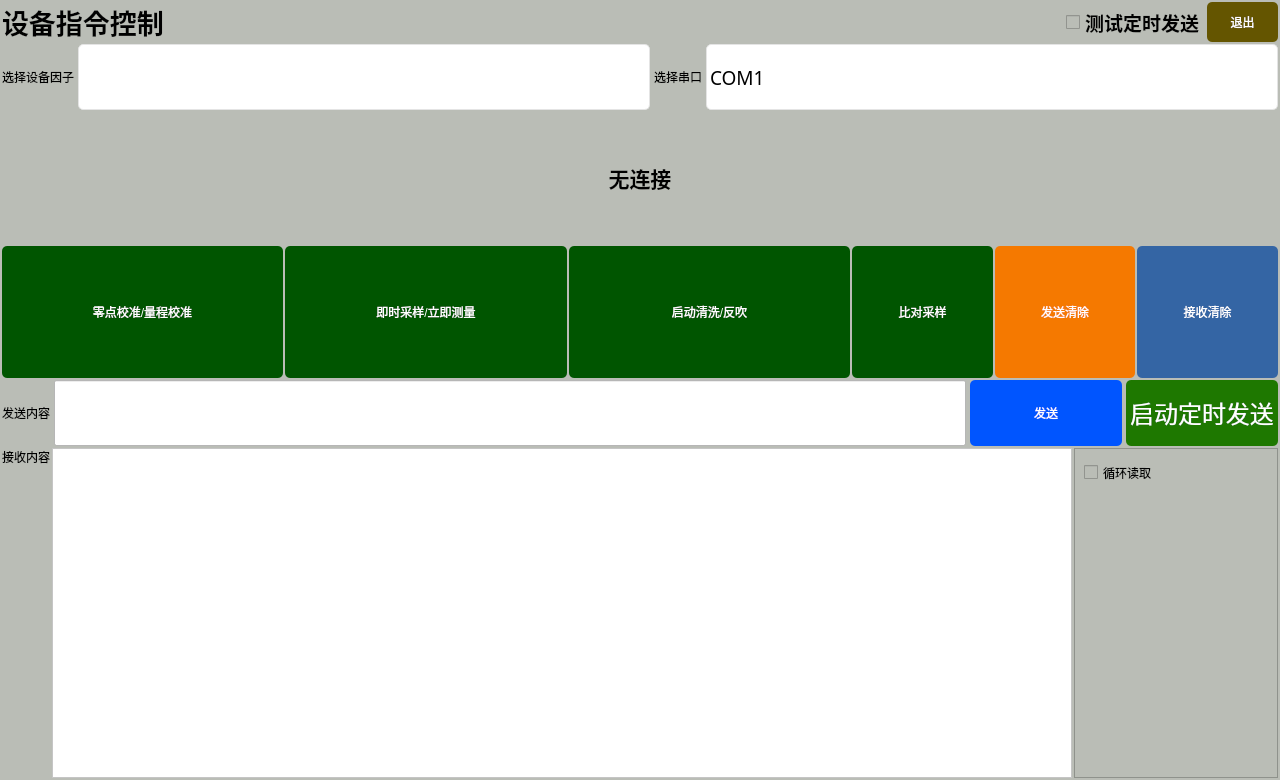
The window that qt-app-master/devicecmdctrldlg.ui (aa123Eason/workcode) describes before a commit, drawn with Qt 5.
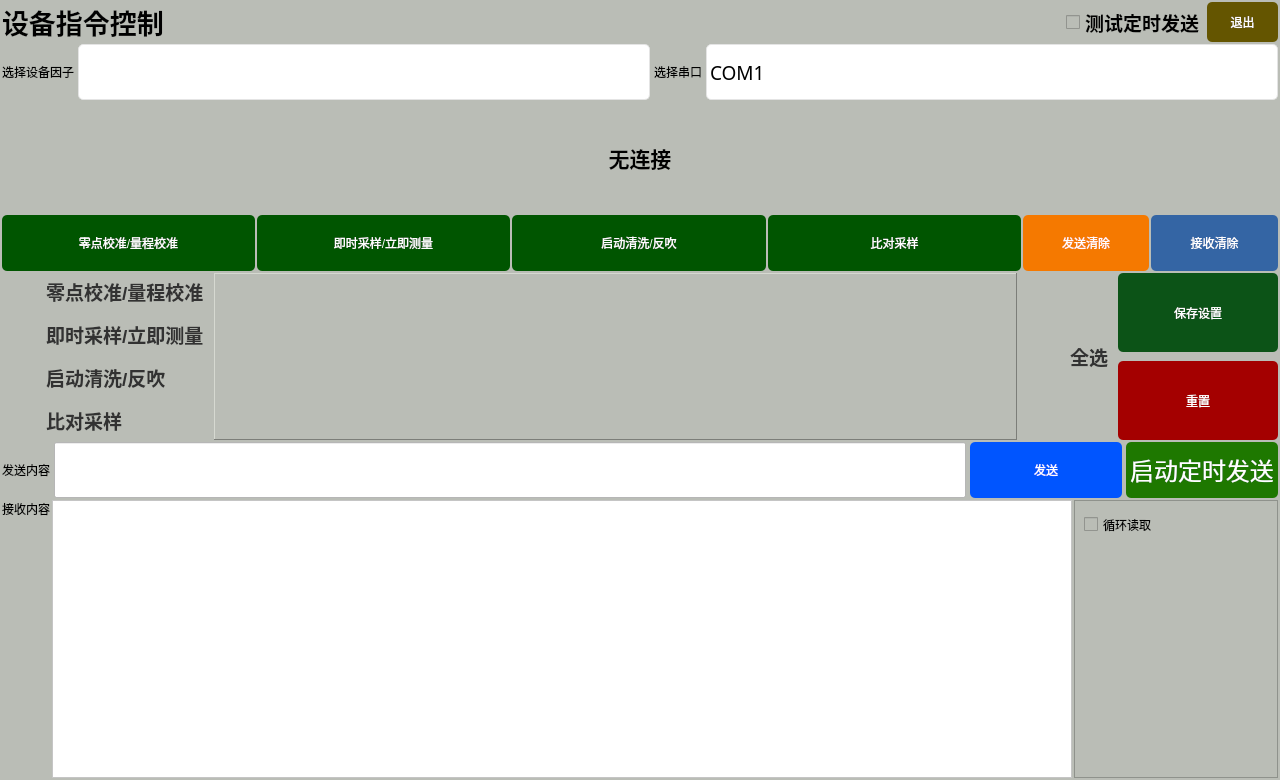
The same window after the commit. Icons and pictures are not drawn.

Diff of the .ui file:
```diff
--- a/qt-app-master/devicecmdctrldlg.ui
+++ b/qt-app-master/devicecmdctrldlg.ui
@@ -22,7 +22,7 @@
   <property name="styleSheet">
    <string notr="true">background-color: rgb(186, 189, 182);</string>
   </property>
-  <layout class="QVBoxLayout" name="verticalLayout" stretch="0,1,2,2,3,1,5">
+  <layout class="QVBoxLayout" name="verticalLayout" stretch="0,1,2,1,3,1,5">
    <property name="spacing">
     <number>2</number>
    </property>
@@ -447,7 +447,7 @@
     </widget>
    </item>
    <item>
-    <layout class="QHBoxLayout" name="horizontalLayout_4" stretch="2,2,2,1,1,1">
+    <layout class="QHBoxLayout" name="horizontalLayout_4" stretch="2,2,2,2,1,1">
      <item>
       <widget class="QPushButton" name="btnJZ">
        <property name="sizePolicy">
@@ -647,7 +647,387 @@
     </layout>
    </item>
    <item>
-    <layout class="QGridLayout" name="timeset"/>
+    <layout class="QHBoxLayout" name="horizontalLayout_6" stretch="1,5,0,1">
+     <property name="spacing">
+      <number>9</number>
+     </property>
+     <item>
+      <layout class="QVBoxLayout" name="verticalLayout_3" stretch="1,1,1,1">
+       <item>
+        <widget class="QCheckBox" name="tmck1">
+         <property name="font">
+          <font>
+           <pointsize>14</pointsize>
+           <weight>75</weight>
+           <bold>true</bold>
+          </font>
+         </property>
+         <property name="styleSheet">
+          <string notr="true">QCheckBox{
+	border: none;/*最外层边框*/
+}
+QCheckBox::indicator{/*选择框尺寸*/
+    background-color: rgba(0, 0, 0, 0);
+	color:black;
+    border: 0px solid #b1b1b1;
+        width: 38px;
+        height: 32px;
+	font 75  18px &quot;Ubuntu&quot;;
+}
+QCheckBox:enabled:checked{
+        color: rgb(0, 0, 0);
+        font 75  18px &quot;Ubuntu&quot;;
+			
+		background-color: rgb(114, 159, 207);
+}
+QCheckBox:enabled:!checked{
+        color: rgb(50, 50, 50);
+       font 75  18px &quot;Ubuntu&quot;;
+
+}
+QCheckBox:enabled:hover{
+      	font 75  20px &quot;Ubuntu&quot;;
+        color: rgb(0, 20, 155);
+}
+QCheckBox:!enabled{
+	color: rgb(80, 80, 80);
+}
+ 
+QCheckBox::indicator:unchecked {
+    image:url(&quot;:/images/Off.png&quot;)
+}
+
+QCheckBox::indicator:checked {
+    image:url(&quot;:/images/On.png&quot;)
+}
+</string>
+         </property>
+         <property name="text">
+          <string>零点校准/量程校准</string>
+         </property>
+         <property name="autoExclusive">
+          <bool>true</bool>
+         </property>
+        </widget>
+       </item>
+       <item>
+        <widget class="QCheckBox" name="tmck2">
+         <property name="font">
+          <font>
+           <pointsize>14</pointsize>
+           <weight>75</weight>
+           <bold>true</bold>
+          </font>
+         </property>
+         <property name="styleSheet">
+          <string notr="true">QCheckBox{
+	border: none;/*最外层边框*/
+}
+QCheckBox::indicator{/*选择框尺寸*/
+    background-color: rgba(0, 0, 0, 0);
+	color:black;
+    border: 0px solid #b1b1b1;
+        width: 38px;
+        height: 32px;
+	font 75  18px &quot;Ubuntu&quot;;
+}
+QCheckBox:enabled:checked{
+        color: rgb(0, 0, 0);
+        font 75  18px &quot;Ubuntu&quot;;
+			
+		background-color: rgb(114, 159, 207);
+}
+QCheckBox:enabled:!checked{
+        color: rgb(50, 50, 50);
+       font 75  18px &quot;Ubuntu&quot;;
+
+}
+QCheckBox:enabled:hover{
+      	font 75  20px &quot;Ubuntu&quot;;
+        color: rgb(0, 20, 155);
+}
+QCheckBox:!enabled{
+	color: rgb(80, 80, 80);
+}
+ 
+QCheckBox::indicator:unchecked {
+    image:url(&quot;:/images/Off.png&quot;)
+}
+
+QCheckBox::indicator:checked {
+    image:url(&quot;:/images/On.png&quot;)
+}
+</string>
+         </property>
+         <property name="text">
+          <string>即时采样/立即测量</string>
+         </property>
+         <property name="autoExclusive">
+          <bool>true</bool>
+         </property>
+        </widget>
+       </item>
+       <item>
+        <widget class="QCheckBox" name="tmck3">
+         <property name="font">
+          <font>
+           <pointsize>14</pointsize>
+           <weight>75</weight>
+           <bold>true</bold>
+          </font>
+         </property>
+         <property name="styleSheet">
+          <string notr="true">QCheckBox{
+	border: none;/*最外层边框*/
+}
+QCheckBox::indicator{/*选择框尺寸*/
+    background-color: rgba(0, 0, 0, 0);
+	color:black;
+    border: 0px solid #b1b1b1;
+        width: 38px;
+        height: 32px;
+	font 75  18px &quot;Ubuntu&quot;;
+}
+QCheckBox:enabled:checked{
+        color: rgb(0, 0, 0);
+        font 75  18px &quot;Ubuntu&quot;;
+			
+		background-color: rgb(114, 159, 207);
+}
+QCheckBox:enabled:!checked{
+        color: rgb(50, 50, 50);
+       font 75  18px &quot;Ubuntu&quot;;
+
+}
+QCheckBox:enabled:hover{
+      	font 75  20px &quot;Ubuntu&quot;;
+        color: rgb(0, 20, 155);
+}
+QCheckBox:!enabled{
+	color: rgb(80, 80, 80);
+}
+ 
+QCheckBox::indicator:unchecked {
+    image:url(&quot;:/images/Off.png&quot;)
+}
+
+QCheckBox::indicator:checked {
+    image:url(&quot;:/images/On.png&quot;)
+}
+</string>
+         </property>
+         <property name="text">
+          <string>启动清洗/反吹</string>
+         </property>
+         <property name="autoExclusive">
+          <bool>true</bool>
+         </property>
+        </widget>
+       </item>
+       <item>
+        <widget class="QCheckBox" name="tmck4">
+         <property name="font">
+          <font>
+           <pointsize>14</pointsize>
+           <weight>75</weight>
+           <bold>true</bold>
+          </font>
+         </property>
+         <property name="styleSheet">
+          <string notr="true">QCheckBox{
+	border: none;/*最外层边框*/
+}
+QCheckBox::indicator{/*选择框尺寸*/
+    background-color: rgba(0, 0, 0, 0);
+	color:black;
+    border: 0px solid #b1b1b1;
+        width: 38px;
+        height: 32px;
+	font 75  18px &quot;Ubuntu&quot;;
+}
+QCheckBox:enabled:checked{
+        color: rgb(0, 0, 0);
+        font 75  18px &quot;Ubuntu&quot;;
+			
+		background-color: rgb(114, 159, 207);
+}
+QCheckBox:enabled:!checked{
+        color: rgb(50, 50, 50);
+       font 75  18px &quot;Ubuntu&quot;;
+
+}
+QCheckBox:enabled:hover{
+      	font 75  20px &quot;Ubuntu&quot;;
+        color: rgb(0, 20, 155);
+}
+QCheckBox:!enabled{
+	color: rgb(80, 80, 80);
+}
+ 
+QCheckBox::indicator:unchecked {
+    image:url(&quot;:/images/Off.png&quot;)
+}
+
+QCheckBox::indicator:checked {
+    image:url(&quot;:/images/On.png&quot;)
+}
+</string>
+         </property>
+         <property name="text">
+          <string>比对采样</string>
+         </property>
+         <property name="autoExclusive">
+          <bool>true</bool>
+         </property>
+        </widget>
+       </item>
+      </layout>
+     </item>
+     <item>
+      <widget class="QStackedWidget" name="timesetframe">
+       <property name="frameShape">
+        <enum>QFrame::Panel</enum>
+       </property>
+       <property name="frameShadow">
+        <enum>QFrame::Raised</enum>
+       </property>
+       <property name="currentIndex">
+        <number>3</number>
+       </property>
+       <widget class="QWidget" name="timeset1"/>
+       <widget class="QWidget" name="timeset2"/>
+       <widget class="QWidget" name="timeset3"/>
+       <widget class="QWidget" name="timeset4"/>
+      </widget>
+     </item>
+     <item>
+      <layout class="QVBoxLayout" name="verticalLayout_5">
+       <item>
+        <widget class="QCheckBox" name="selAll">
+         <property name="font">
+          <font>
+           <pointsize>14</pointsize>
+           <weight>75</weight>
+           <bold>true</bold>
+          </font>
+         </property>
+         <property name="styleSheet">
+          <string notr="true">QCheckBox{
+	border: none;/*最外层边框*/
+}
+QCheckBox::indicator{/*选择框尺寸*/
+    background-color: rgba(0, 0, 0, 0);
+	color:black;
+    border: 0px solid #b1b1b1;
+        width: 38px;
+        height: 32px;
+	font 75  18px &quot;Ubuntu&quot;;
+}
+QCheckBox:enabled:checked{
+        color: rgb(0, 60, 0);
+        font 75  18px &quot;Ubuntu&quot;;
+}
+QCheckBox:enabled:!checked{
+        color: rgb(50, 50, 50);
+       font 75  18px &quot;Ubuntu&quot;;
+
+}
+QCheckBox:enabled:hover{
+      	font 75  20px &quot;Ubuntu&quot;;
+        color: rgb(0, 20, 155);
+}
+QCheckBox:!enabled{
+	color: rgb(80, 80, 80);
+}
+ 
+QCheckBox::indicator:unchecked {
+    image:url(&quot;:/images/Off.png&quot;)
+}
+
+QCheckBox::indicator:checked {
+    image:url(&quot;:/images/On.png&quot;)
+}
+</string>
+         </property>
+         <property name="text">
+          <string>全选</string>
+         </property>
+         <property name="autoExclusive">
+          <bool>false</bool>
+         </property>
+        </widget>
+       </item>
+      </layout>
+     </item>
+     <item>
+      <layout class="QVBoxLayout" name="verticalLayout_4" stretch="1,1">
+       <item>
+        <widget class="QPushButton" name="saveset">
+         <property name="sizePolicy">
+          <sizepolicy hsizetype="Preferred" vsizetype="Preferred">
+           <horstretch>0</horstretch>
+           <verstretch>0</verstretch>
+          </sizepolicy>
+         </property>
+         <property name="styleSheet">
+          <string notr="true">QPushButton
+{
+	
+	
+	background-color: rgb(12, 83, 23);
+	border-radius:5px;
+	color: rgb(255, 255, 255);
+	font: 75 22pt &quot;微软雅黑&quot;;
+}
+
+QPushButton::hover
+{
+	
+	
+	background-color: rgb(115, 210, 22);
+}
+</string>
+         </property>
+         <property name="text">
+          <string>保存设置</string>
+         </property>
+        </widget>
+       </item>
+       <item>
+        <widget class="QPushButton" name="resetset">
+         <property name="sizePolicy">
+          <sizepolicy hsizetype="Preferred" vsizetype="Preferred">
+           <horstretch>0</horstretch>
+           <verstretch>0</verstretch>
+          </sizepolicy>
+         </property>
+         <property name="styleSheet">
+          <string notr="true">QPushButton
+{
+	
+	
+	background-color: rgb(164, 0, 0);
+	border-radius:5px;
+	color: rgb(255, 255, 255);
+	font: 75 22pt &quot;微软雅黑&quot;;
+}
+
+QPushButton::hover
+{
+	
+	
+	background-color: rgb(239, 41, 41);
+}
+</string>
+         </property>
+         <property name="text">
+          <string>重置</string>
+         </property>
+        </widget>
+       </item>
+      </layout>
+     </item>
+    </layout>
    </item>
    <item>
     <layout class="QHBoxLayout" name="horizontalLayout" stretch="0,6,1,1">
```
